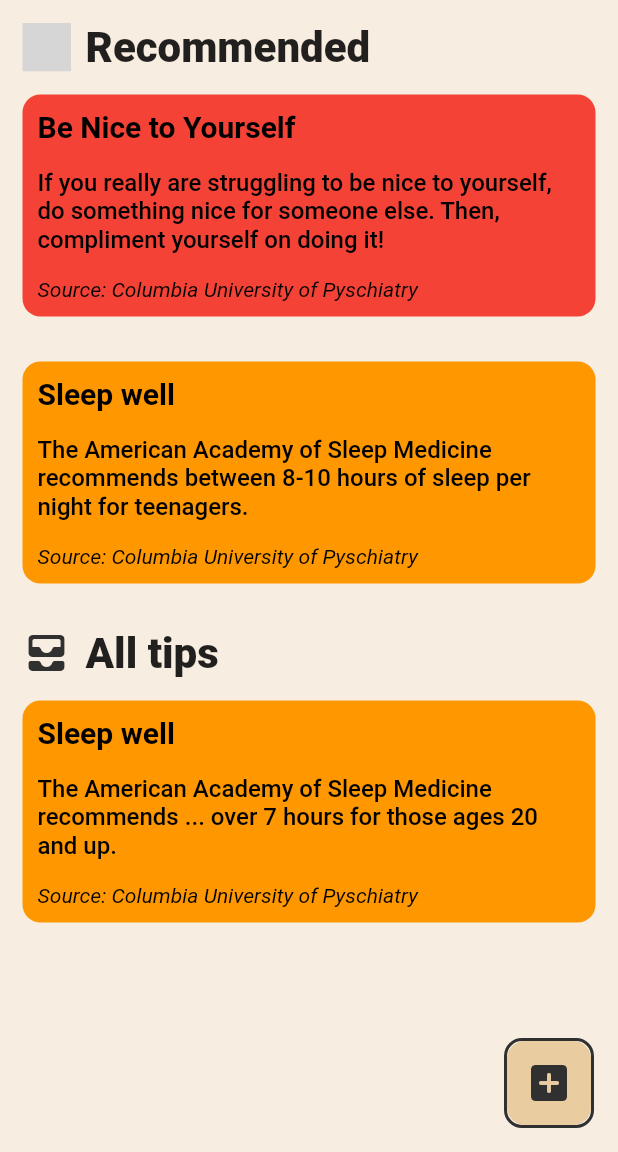
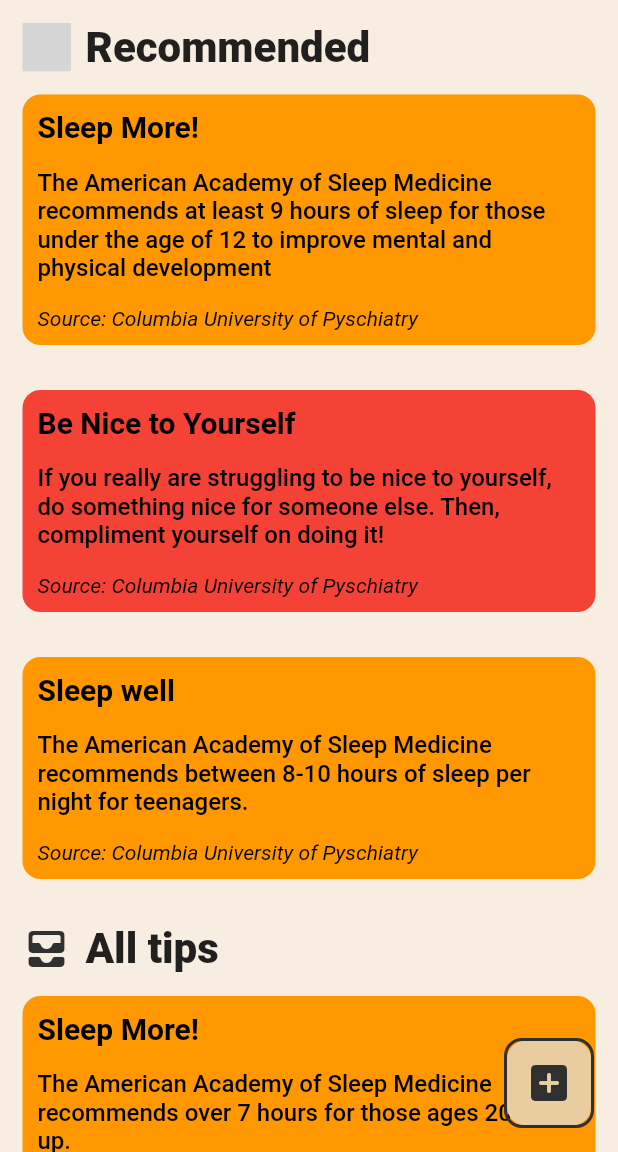
Before and after one commit to exoad/BloomApp, a Flutter app: the MainApp screen opened directly, swiped to page 2, on a phone screen of 412 x 824 dp, the part 84-1236 px from its top. Run offline on Flutter 3.47's test engine with Material 2 defaults, Android fonts, the phone set to English and light mode, and no system bars; our stand-ins replace fl_chart, shared_preferences, yaml; missing offline and left inert: random_avatar; accounts and stored records are empty; grey boxes are pictures that could not be loaded.

Commit message:
Some more tips

```diff
--- a/lib/parts/tips.dart
+++ b/lib/parts/tips.dart
@@ -14,12 +14,39 @@ typedef Tip = ({
 final List<Tip> _tipsData = <Tip>[
   (
     source: "Columbia University of Pyschiatry",
-    contentTitle: "Sleep well",
+    contentTitle: "Sleep More!",
     contentBody:
-        "The American Academy of Sleep Medicine recommends ... over 7 hours for those ages 20 and up.",
+        "The American Academy of Sleep Medicine recommends over 7 hours for those ages 20 and up.",
     condition: (telemetry) =>
         telemetry.hoursOfSleep < 7 && getUserAgeGroup() >= 20,
     color: Colors.orange
+  ),
+  (
+    source: "Columbia University of Pyschiatry",
+    contentTitle: "Sleep More!",
+    contentBody:
+        "The American Academy of Sleep Medicine recommends over 8 hours for those ages 13-18 to have adequate energy and focus during the day.",
+    condition: (telemetry) =>
+        telemetry.hoursOfSleep < 8 && getUserAgeGroup() <= 18 && getUserAgeGroup() >= 13,
+    color: Colors.orange
+  ),
+  (
+    source: "Columbia University of Pyschiatry",
+    contentTitle: "Sleep More!",
+    contentBody:
+        "The American Academy of Sleep Medicine recommends at least 9 hours of sleep for those under the age of 12 to improve mental and physical development ",
+    condition: (telemetry) =>
+        telemetry.hoursOfSleep < 7 && getUserAgeGroup() < 12,
+    color: Colors.orange
+  ),
+  (
+    source: "Columbia University of Psychiatry",
+    contentTitle: "Try to Relax!",
+    contentBody:
+      "Chronic high levels of stress can lead to serious health issues, such as weakened immune function and increased risk of heart disease. Over time, it can also contribute to mental health conditions like depression and anxiety.",
+    condition: (telemetry) =>
+        telemetry.howStressed > 4,
+    color: Color.fromARGB(255, 147, 237, 150)
   ),
   (
     source: "Columbia University of Pyschiatry",
```
